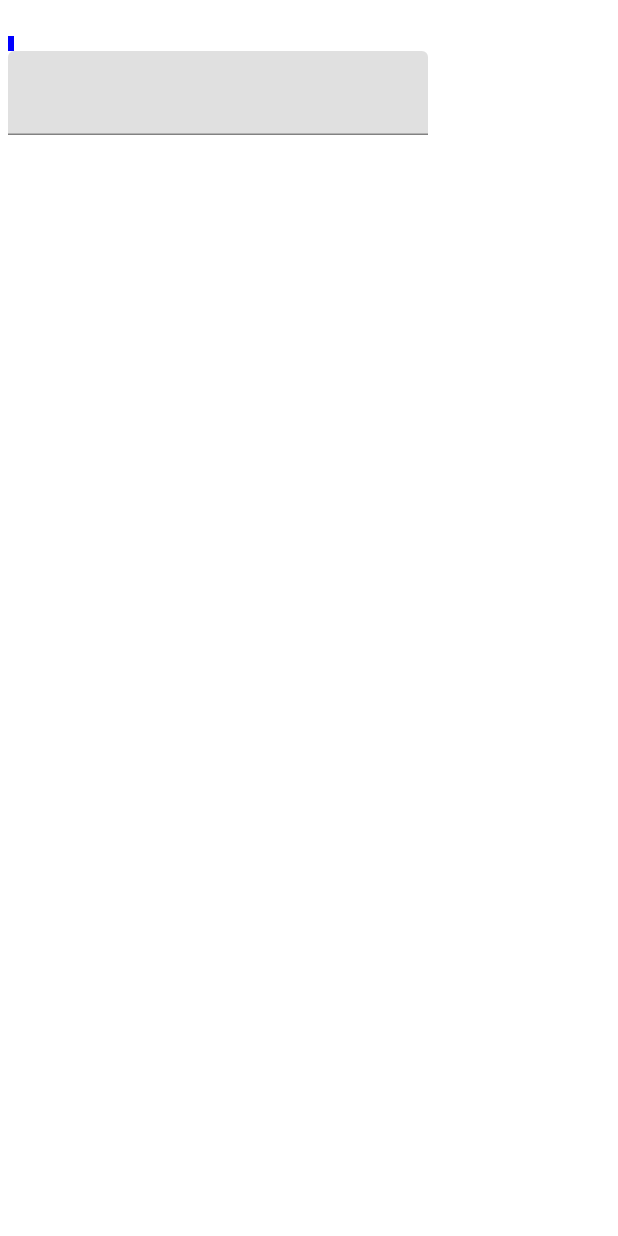
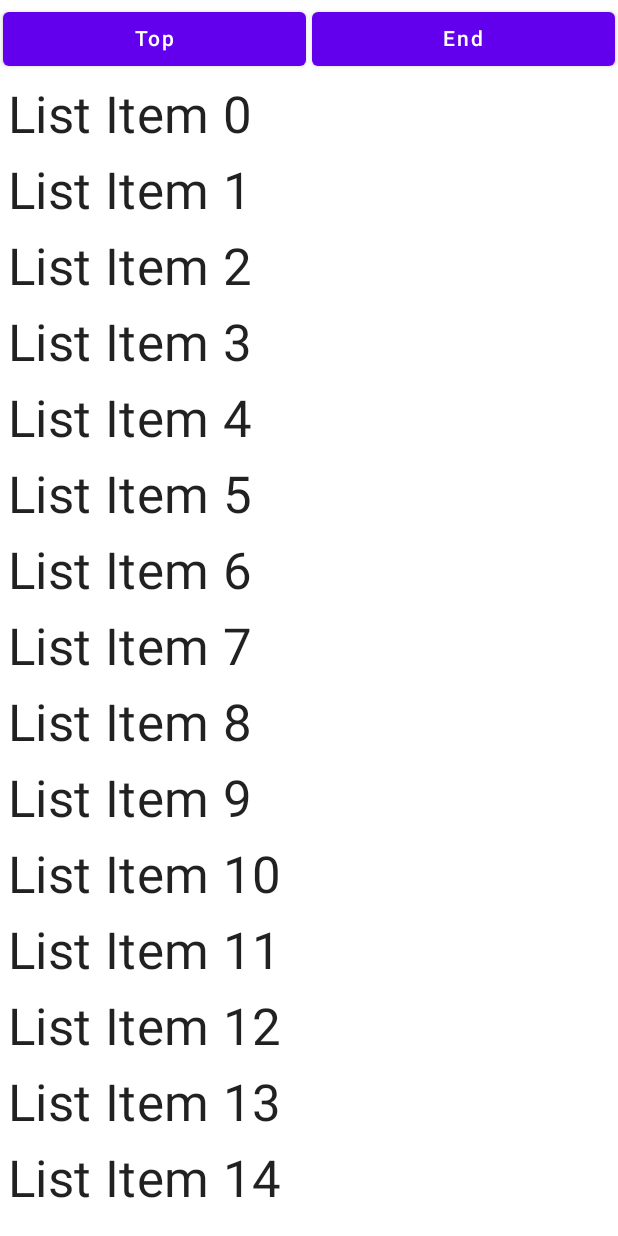
Before and after one commit to ask0908/CoreJetpackComposeBookCode, an Android app built with Jetpack Compose: the screen it shows after launch (IntrinsicSizeActivity before the commit, RowColumnTutorialActivity after it), on a phone screen of 412 x 824 dp. Run offline under Robolectric (Android 15) with nearby library versions, the phone set to English and light mode, and no system bars.

Commit message:
34장까지

```diff
--- /dev/null
+++ b/app/src/main/java/com/example/composebookexample/RowColumnTutorialActivity.kt
@@ -0,0 +1,111 @@
+package com.example.composebookexample
+
+import android.os.Bundle
+import androidx.activity.ComponentActivity
+import androidx.activity.compose.setContent
+import androidx.compose.foundation.horizontalScroll
+import androidx.compose.foundation.layout.Column
+import androidx.compose.foundation.layout.Row
+import androidx.compose.foundation.layout.fillMaxSize
+import androidx.compose.foundation.layout.padding
+import androidx.compose.foundation.rememberScrollState
+import androidx.compose.foundation.verticalScroll
+import androidx.compose.material.Button
+import androidx.compose.material.MaterialTheme
+import androidx.compose.material.Surface
+import androidx.compose.material.Text
+import androidx.compose.runtime.Composable
+import androidx.compose.runtime.rememberCoroutineScope
+import androidx.compose.ui.Modifier
+import androidx.compose.ui.tooling.preview.Preview
+import androidx.compose.ui.unit.dp
+import com.example.composebookexample.ui.theme.ComposeBookExampleTheme
+import kotlinx.coroutines.launch
+
+class RowColumnTutorialActivity : ComponentActivity() {
+    override fun onCreate(savedInstanceState: Bundle?) {
+        super.onCreate(savedInstanceState)
+        setContent {
+            ComposeBookExampleTheme {
+                Surface(
+                    modifier = Modifier.fillMaxSize(),
+                    color = MaterialTheme.colors.background
+                ) {
+                    MainScreen5()
+                }
+            }
+        }
+    }
+}
+
+@Composable
+fun MainScreen5() {
+    ColumnList()
+}
+
+@Composable
+fun ColumnList() {
+    val scrollState = rememberScrollState()
+    val coroutineScope = rememberCoroutineScope()
+
+    Column {
+        Row {
+            Button(
+                onClick = {
+                    coroutineScope.launch {
+                        scrollState.animateScrollTo(0)
+                    }
+                },
+                modifier = Modifier
+                    .weight(.5f)
+                    .padding(2.dp)
+            ) {
+                Text(text = "Top")
+            }
+            Button(
+                onClick = {
+                    coroutineScope.launch {
+                        scrollState.animateScrollTo(scrollState.maxValue)
+                    }
+                },
+                modifier = Modifier
+                    .weight(.5f)
+                    .padding(2.dp)
+            ) {
+                Text("End")
+            }
+        }
+        Column(modifier = Modifier.verticalScroll(scrollState)) {
+            repeat(500) {
+                Text(
+                    text = "List Item $it",
+                    style = MaterialTheme.typography.h4,
+                    modifier = Modifier.padding(5.dp)
+                )
+            }
+        }
+    }
+}
+
+@Composable
+fun RowList() {
+    val scrollState = rememberScrollState()
+
+    Row(modifier = Modifier.horizontalScroll(scrollState)) {
+        repeat(50) {
+            Text(
+                text = "$it",
+                style = MaterialTheme.typography.h1,
+                modifier = Modifier.padding(5.dp)
+            )
+        }
+    }
+}
+
+@Preview(showBackground = true, showSystemUi = true)
+@Composable
+fun DefaultPreview11() {
+    ComposeBookExampleTheme {
+        RowList()
+    }
+}
--- a/app/src/main/res/values/strings.xml
+++ b/app/src/main/res/values/strings.xml
@@ -12,4 +12,5 @@
     <string name="title_activity_custom_layout_practice">CustomLayoutPractice</string>
     <string name="title_activity_constraint_layout">ConstraintLayoutActivity</string>
     <string name="title_activity_intrinsic_size">IntrinsicSizeActivity</string>
+    <string name="title_activity_row_column_tutorial">RowColumnTutorialActivity</string>
 </resources>
```
Also changed, not shown: app/src/main/AndroidManifest.xml (+17 -4 lines).
